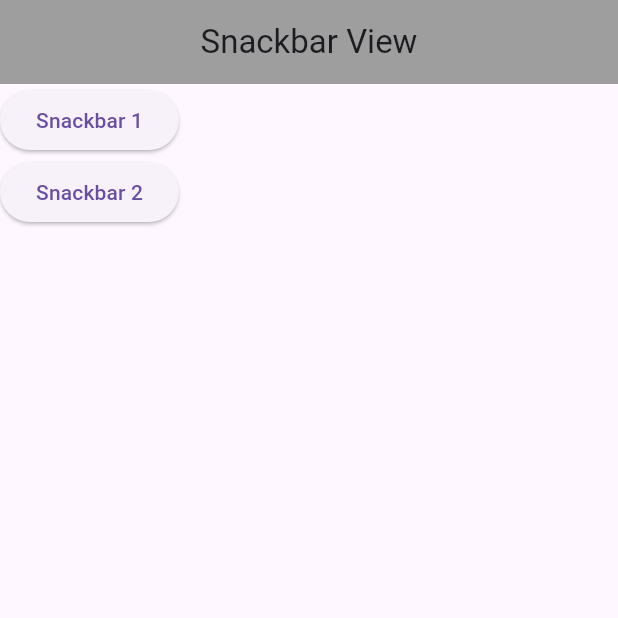
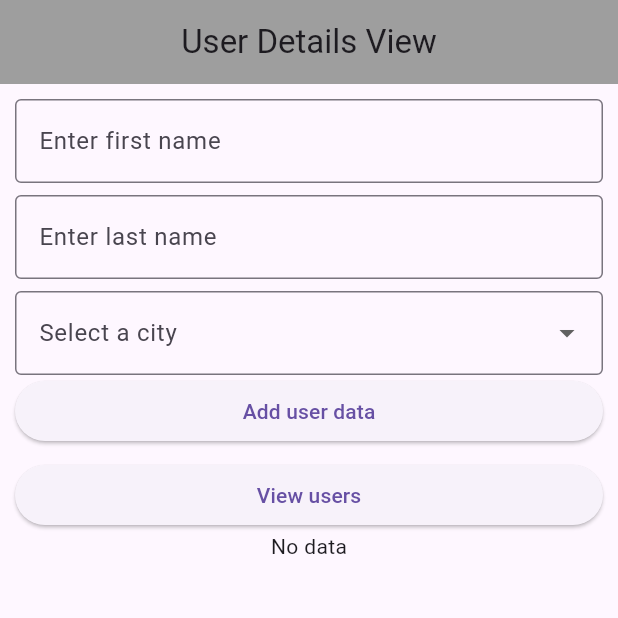
Before and after one commit to Dia505/mobileAppDev, a Flutter app: the screen it shows after launch, on a phone screen of 412 x 824 dp, the top half of it. Run offline on Flutter 3.47's test engine with Material 3 defaults, Android fonts, the phone set to English and light mode, and no system bars; our stand-ins replace dartz.

Commit message:
list view + page connection

```diff
--- a/first_flutter_project/lib/app.dart
+++ b/first_flutter_project/lib/app.dart
@@ -4,7 +4,9 @@
 // import 'package:first_flutter_project/view/container_view.dart';
 // import 'package:first_flutter_project/view/load_image_view.dart';
 // import 'package:first_flutter_project/view/flexible_expanded_view.dart';
-import 'package:first_flutter_project/view/show_snackbar_view.dart';
+// import 'package:first_flutter_project/view/show_snackbar_view.dart';
+import 'package:first_flutter_project/view/user_details_view.dart';
+import 'package:first_flutter_project/view/user_output_view.dart';
 import 'package:flutter/material.dart';
 
 class MyApp extends StatelessWidget {
@@ -12,9 +14,13 @@ class MyApp extends StatelessWidget {
 
   @override
   Widget build(BuildContext context) {
-    return const MaterialApp(
+    return MaterialApp(
       debugShowCheckedModeBanner: false,
-      home: ShowSnackbarView(),
+      initialRoute: "/",
+      routes: {
+        "/": (context) => const UserDetailsView(),
+        "/output": (context) => const UserOutputView()
+      },
     );
   }
 }
--- /dev/null
+++ b/first_flutter_project/lib/model/user.dart
@@ -0,0 +1,11 @@
+class User{
+  final String first_name;
+  final String last_name;
+  final String city;
+
+  User({
+    required this.first_name,
+    required this.last_name,
+    required this.city
+  });
+}
--- /dev/null
+++ b/first_flutter_project/lib/view/user_details_view.dart
@@ -0,0 +1,129 @@
+import 'package:first_flutter_project/core/common/user_list_view.dart';
+import 'package:first_flutter_project/model/user.dart';
+import 'package:flutter/material.dart';
+
+class UserDetailsView extends StatefulWidget {
+  const UserDetailsView({super.key});
+
+  @override
+  State<UserDetailsView> createState() => _UserDetailsViewState();
+}
+
+class _UserDetailsViewState extends State<UserDetailsView> {
+  final _gap = const SizedBox(
+    height: 8,
+  );
+
+  final items = [
+    const DropdownMenuItem(value: "Kathmandu", child: Text("Kathmandu")),
+    const DropdownMenuItem(value: "Pokhara", child: Text("Pokhara")),
+    const DropdownMenuItem(value: "Chitwan", child: Text("Chitwan")),
+  ];
+
+  List<User> userList = [];
+
+  String? city;
+
+  //Controller
+  final _firstNameController = TextEditingController();
+  final _lastNameController = TextEditingController();
+
+  @override
+  Widget build(BuildContext context) {
+    return Scaffold(
+      appBar: AppBar(
+        title: const Text('User Details View'),
+        backgroundColor: Colors.grey,
+        centerTitle: true,
+        elevation: 0,
+      ),
+
+      body: Padding(
+        padding: const EdgeInsets.all(10.0),
+
+        child: Column(
+          children: [
+            TextFormField(
+              controller: _firstNameController,
+              decoration: const InputDecoration(
+                labelText: "Enter first name",
+                border: OutlineInputBorder()
+              ),
+            ),
+
+            _gap,
+
+            TextFormField(
+              controller: _lastNameController,
+                decoration: const InputDecoration(
+                labelText: "Enter last name",
+                border: OutlineInputBorder()
+              ),
+            ),
+
+            _gap,
+
+            DropdownButtonFormField(
+              items: items,
+
+              onChanged: (value){
+                setState(() {
+                  city = value;
+                });
+              },
+
+              decoration: const InputDecoration(
+                labelText: "Select a city",
+                border: OutlineInputBorder()
+              ),
+            ),
+
+            SizedBox(
+              width: double.infinity,
+
+              child: ElevatedButton(
+                onPressed: (){
+                  User user = User(
+                    first_name: _firstNameController.text.trim(),
+                    last_name: _lastNameController.text.trim(),
+                    city: city!
+                  );
+                  setState(() {
+                    userList.add(user);
+                  });
+
+                  debugPrint(userList.length.toString());
+                },
+                child: const Text("Add user data")),
+            ),
+
+            _gap,
+
+            SizedBox(
+              width: double.infinity,
+
+              child: ElevatedButton(
+                onPressed: (){
+                  Navigator.pushNamed(context, "/output", arguments: userList);
+                },
+                child: const Text("View users")),
+            ),
+
+            //Display user details in ListView
+            userList.isEmpty
+            ? const Text("No data")
+
+            : UserListView(userList: userList)
+          ],
+        ),
+      ),
+    );
+  }
+
+  @override
+  void dispose() {
+    _firstNameController.dispose();
+    _lastNameController.dispose();
+    super.dispose();
+  }
+}
```
Also changed, not shown: first_flutter_project/lib/core/common/user_list_view.dart (added, +33 -0 lines), first_flutter_project/lib/view/user_output_view.dart (added, +40 -0 lines), 1 other file.
